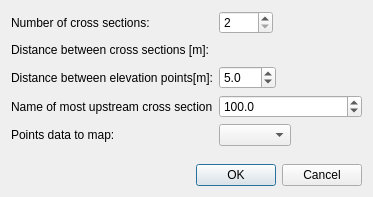
Before: the Qt Designer form libs/geodata/riversurvey/geodatariversurveygeneratedialog.ui in i-RIC/prepost-gui, drawn with Qt 5.
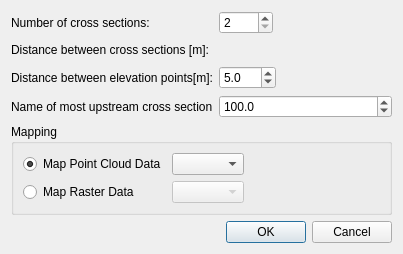
After: the same form once the commit is applied. Custom widgets are drawn as their Qt base class.

Commit message: Add function to generate crosssection data by mapping raster data #1287

Diff of the .ui file:
```diff
--- a/libs/geodata/riversurvey/geodatariversurveygeneratedialog.ui
+++ b/libs/geodata/riversurvey/geodatariversurveygeneratedialog.ui
@@ -6,8 +6,8 @@
    <rect>
     <x>0</x>
     <y>0</y>
-    <width>373</width>
-    <height>197</height>
+    <width>403</width>
+    <height>254</height>
    </rect>
   </property>
   <property name="windowTitle">
@@ -15,7 +15,7 @@
   </property>
   <layout class="QVBoxLayout" name="verticalLayout">
    <item>
-    <layout class="QGridLayout" name="gridLayout">
+    <layout class="QGridLayout" name="gridLayout_2">
      <item row="0" column="0">
       <widget class="QLabel" name="numXSecLabel">
        <property name="text">
@@ -138,14 +138,25 @@
        </property>
       </widget>
      </item>
-     <item row="4" column="0">
-      <widget class="QLabel" name="demDataLabel">
+    </layout>
+   </item>
+   <item>
+    <widget class="QGroupBox" name="mappingGroupBox">
+     <property name="title">
+      <string>Mapping</string>
+     </property>
+     <layout class="QGridLayout" name="gridLayout">
+      <item row="0" column="0">
+       <widget class="QRadioButton" name="pointMapRadioButton">
        <property name="text">
-        <string>Points data to map:</string>
+         <string>Map Point Cloud Data</string>
+        </property>
+        <property name="checked">
+         <bool>true</bool>
        </property>
       </widget>
      </item>
-     <item row="4" column="1">
+      <item row="0" column="1">
       <layout class="QHBoxLayout" name="horizontalLayout">
        <item>
         <widget class="QComboBox" name="demDataComboBox"/>
@@ -165,7 +176,39 @@
        </item>
       </layout>
      </item>
-    </layout>
+      <item row="1" column="0">
+       <widget class="QRadioButton" name="rasterRadioButton">
+        <property name="text">
+         <string>Map Raster Data</string>
+        </property>
+       </widget>
+      </item>
+      <item row="1" column="1">
+       <layout class="QHBoxLayout" name="horizontalLayout_5">
+        <item>
+         <widget class="QComboBox" name="rasterDataComboBox">
+          <property name="enabled">
+           <bool>false</bool>
+          </property>
+         </widget>
+        </item>
+        <item>
+         <spacer name="horizontalSpacer_5">
+          <property name="orientation">
+           <enum>Qt::Horizontal</enum>
+          </property>
+          <property name="sizeHint" stdset="0">
+           <size>
+            <width>40</width>
+            <height>20</height>
+           </size>
+          </property>
+         </spacer>
+        </item>
+       </layout>
+      </item>
+     </layout>
+    </widget>
    </item>
    <item>
     <spacer name="verticalSpacer">
```
Left out of the diff: 42 changed lines with no effect on the pictures. Lines whose indentation alone changed are shown as unchanged. The commit also changes 52 other files.
